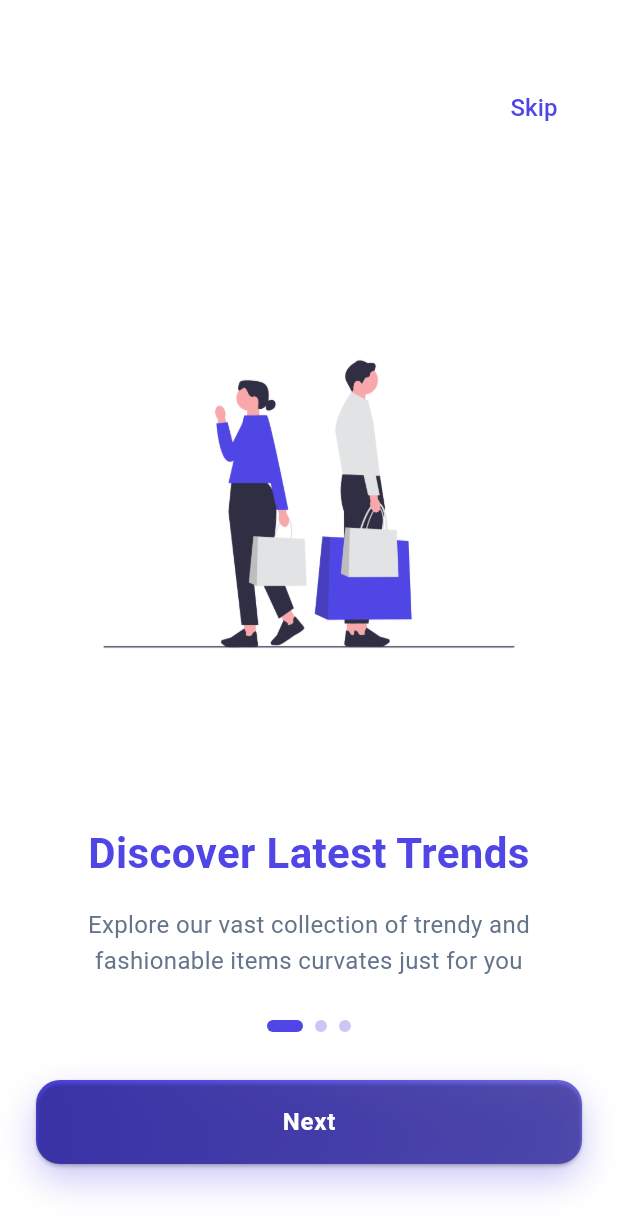
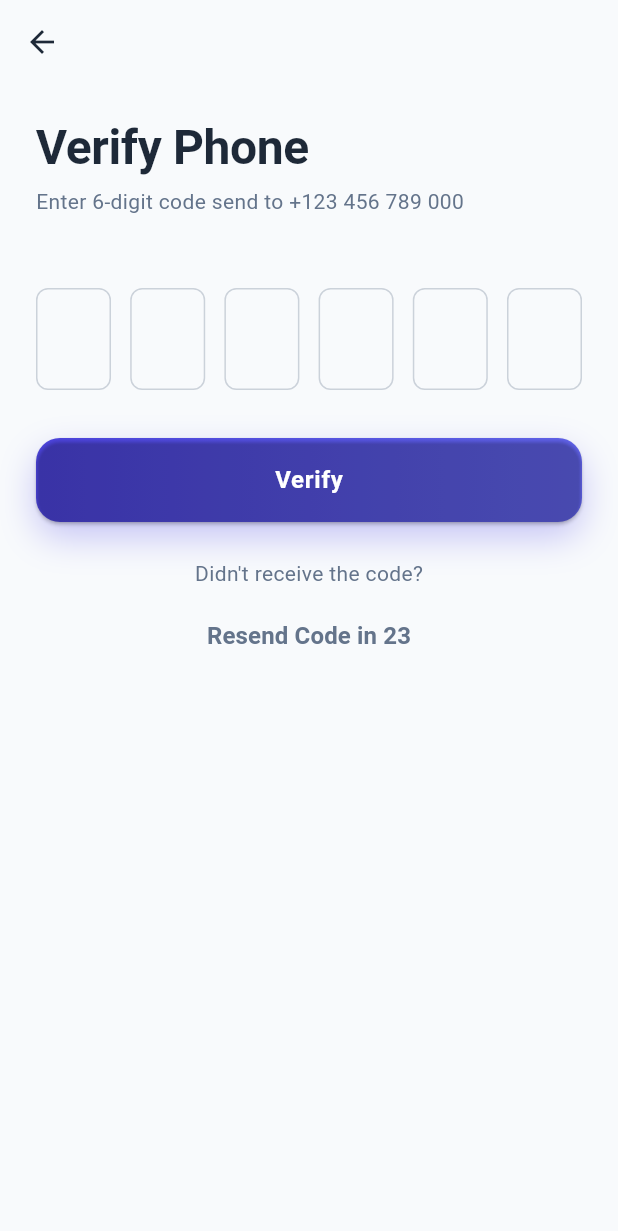
Before and after one commit to mohammedbatal/Ecommerce-Shopping-App, a Flutter app: the screen it shows after launch, on a phone screen of 412 x 824 dp. Shown: the top 1231 px of the screen. Run offline on Flutter 3.47's test engine with Material 3 defaults, Android fonts, the phone set to English and light mode, and no system bars; Roboto replaces fonts that are missing (Poppins).

Commit message:
addVerification

```diff
--- a/lib/main.dart
+++ b/lib/main.dart
@@ -1,4 +1,5 @@
 import 'package:e_commerce/theme/theme.dart';
+import 'package:e_commerce/view/screen/otp_verification_screen.dart';
 import 'package:e_commerce/view/screen/splash_screen.dart';
 import 'package:flutter/material.dart';
 import 'package:flutter/services.dart';
@@ -22,7 +23,7 @@ class MyApp extends StatelessWidget {
       title: 'ShopEase',
       debugShowCheckedModeBanner: false,
       theme: AppTheme.LightTheme,
-      home: SplashScreen(),
+      home: OtpVerificationScreen(),
     );
   }
 }
--- /dev/null
+++ b/lib/view/screen/otp_verification_screen.dart
@@ -0,0 +1,184 @@
+import 'package:e_commerce/theme/theme.dart';
+import 'package:e_commerce/view/widget/gradient_button.dart';
+import 'package:flutter/material.dart';
+import 'package:flutter/services.dart';
+
+class OtpVerificationScreen extends StatefulWidget {
+  const OtpVerificationScreen({super.key});
+
+  @override
+  State<OtpVerificationScreen> createState() => _OtpVerificationScreenState();
+}
+
+class _OtpVerificationScreenState extends State<OtpVerificationScreen> {
+  final int otpLenght = 6;
+  final List<TextEditingController> _controller = [];
+  final List<FocusNode> _focusNode = [];
+
+  bool _isVreifying = false;
+  int _resendTimer = 30;
+  bool _canResend = false;
+  @override
+  void initState() {
+    // TODO: implement initState
+    super.initState();
+    for (int i = 0; i < otpLenght; i++) {
+      _controller.add(TextEditingController());
+      _focusNode.add(FocusNode());
+    }
+    _starResendTimer();
+  }
+
+  void _starResendTimer() {
+    Future.delayed(Duration(seconds: 1), () {
+      if (!mounted) return;
+      setState(() {
+        if (_resendTimer > 0) {
+          _resendTimer--;
+          _starResendTimer();
+        } else {
+          _canResend = true;
+        }
+      });
+    });
+  }
+
+  void _verifyOtp() {
+    String otp = _controller.map((contrller) => contrller.text).join();
+    if (otp.length == otpLenght) {
+      setState(() => _isVreifying = true);
+      Future.delayed(Duration(seconds: 2), () {
+        if (!mounted) return;
+      });
+    }
+  }
+
+  @override
+  void dispose() {
+    // TODO: implement dispose
+    for (var controller in _controller) {
+      controller.dispose();
+    }
+    for (var node in _focusNode) {
+      node.dispose();
+    }
+    super.dispose();
+  }
+
+  @override
+  Widget build(BuildContext context) {
+    return Scaffold(
+      appBar: AppBar(
+          backgroundColor: Colors.transparent,
+          elevation: 0,
+          leading: IconButton(
+              onPressed: () {
+                Navigator.canPop(context);
+              },
+              icon: Icon(Icons.arrow_back, color: AppTheme.textPrimary))),
+      body: SingleChildScrollView(
+        child: Padding(
+          padding: EdgeInsets.all(24),
+          child: Column(
+            crossAxisAlignment: CrossAxisAlignment.start,
+            children: [
+              Text("Verify Phone",
+                  style: Theme.of(context).textTheme.displayLarge),
+              SizedBox(height: 8),
+              Text(
+                "Enter 6-digit code send to +123 456 789 000",
+                style: TextStyle(
+                  color: AppTheme.TextSecondry,
+                ),
+              ),
+              SizedBox(height: 48),
+              Row(
+                mainAxisAlignment: MainAxisAlignment.spaceBetween,
+                children: List.generate(
+                  otpLenght,
+                  (index) => SizedBox(
+                    width: 50,
+                    child: TextField(
+                      controller: _controller[index],
+                      focusNode: _focusNode[index],
+                      textAlign: TextAlign.center,
+                      keyboardType: TextInputType.number,
+                      maxLength: 1,
+                      style: TextStyle(fontSize: 24),
+                      decoration: InputDecoration(
+                        counterText: "",
+                        enabledBorder: OutlineInputBorder(
+                          borderRadius: BorderRadius.circular(8),
+                          borderSide: BorderSide(
+                            color: AppTheme.TextSecondry.withOpacity(0.3),
+                          ),
+                        ),
+                        focusedBorder: OutlineInputBorder(
+                          borderRadius: BorderRadius.circular(8),
+                          borderSide: BorderSide(
+                              color: AppTheme.primaryColor, width: 2),
+                        ),
+                      ),
+                      inputFormatters: [FilteringTextInputFormatter.digitsOnly],
+                      onChanged: (value) {
+                        if (value.isNotEmpty) {
+                          if (index < otpLenght - 1) {
+                            _focusNode[index + 1].requestFocus();
+                          } else {
+                            _focusNode[index].unfocus();
+                          }
+                        } else if (index > 0) {
+                          _focusNode[index - 1].requestFocus();
+                        }
+                      },
+                    ),
+                  ),
+                ),
+              ),
+              SizedBox(height: 32),
+              GradientButton(
+                  text: _isVreifying ? "Verifying..." : "Verify",
+                  onPressed: () {
+                    if (!_isVreifying) {
+                      _verifyOtp();
+                    }
+                  }),
+              SizedBox(height: 24),
+              Center(
+                child: Column(
+                  children: [
+                    Text("Didn't receive the code?",
+                        style: TextStyle(
+                            fontSize: 14, color: AppTheme.TextSecondry)),
+                    SizedBox(height: 8),
+                    TextButton(
+                        onPressed: _canResend
+                            ? () {
+                                setState(() {
+                                  _canResend = false;
+                                  _resendTimer = 30;
+                                });
+                                _starResendTimer();
+                              }
+                            : null,
+                        child: Text(
+                          _canResend
+                              ? "Resend Code"
+                              : "Resend Code in ${_resendTimer}",
+                          style: TextStyle(
+                              color: _canResend
+                                  ? AppTheme.primaryColor
+                                  : AppTheme.TextSecondry,
+                              fontSize: 16,
+                              fontWeight: FontWeight.w600),
+                        ))
+                  ],
+                ),
+              ),
+            ],
+          ),
+        ),
+      ),
+    );
+  }
+}
```
